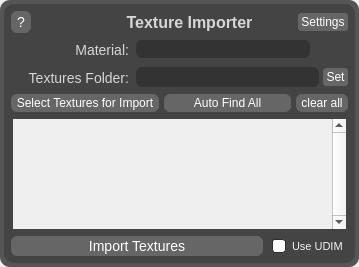
Old version of the form QtDesigner/textureImporter.ui in the repository AnthonyCuse/QuickMaterials.
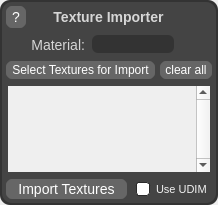
New version of the form. Icons and pictures are not drawn.

Commit message: Enhance material converter and UI components. Added support for PySide6 compatibility in icons_rc.py, improved material conversion features in material_converter.py, and updated UI elements in quick_materials.py and texture_importer.py. Removed deprecated functionality and optimized settings handling. Updated icons and UI layout for better usability.

```diff
--- a/QtDesigner/textureImporter.ui
+++ b/QtDesigner/textureImporter.ui
@@ -6,8 +6,8 @@
    <rect>
     <x>0</x>
     <y>0</y>
-    <width>359</width>
-    <height>267</height>
+    <width>218</width>
+    <height>205</height>
    </rect>
   </property>
   <property name="windowTitle">
@@ -46,7 +46,7 @@
      <property name="styleSheet">
       <string notr="true">QFrame {
     /* Background */
-    background-color:#555555;  /* Dark grey background color */ 
+    background-color:#333333;  /* Dark grey background color */ 
     /* background-image: url('background.png');  /* Optional background image */ 
     /* background-repeat: no-repeat;  /* Prevents the background image from repeating */ 
     /* background-position: center;  /* Centers the background image */ 
@@ -57,7 +57,7 @@
     /* border-style: solid;  /* Border style can be solid, dashed, dotted, etc. */ 
 
     /* Padding and Margin */
-    padding:0px;  /* Inner space between the frame content and its border */ 
+    padding: 0px;  /* Inner space between the frame content and its border */ 
     margin: 0px;  /* Outer space around the frame */ 
     border-radius: 10px;  /* Rounded corners */
     
@@ -91,16 +91,16 @@
        <number>1</number>
       </property>
       <property name="leftMargin">
-       <number>2</number>
+       <number>0</number>
       </property>
       <property name="topMargin">
-       <number>2</number>
+       <number>0</number>
       </property>
       <property name="rightMargin">
-       <number>2</number>
+       <number>0</number>
       </property>
       <property name="bottomMargin">
-       <number>2</number>
+       <number>0</number>
       </property>
       <item>
        <widget class="QFrame" name="textureImporterFrame">
@@ -164,16 +164,16 @@
           <number>1</number>
          </property>
          <property name="leftMargin">
-          <number>3</number>
+          <number>0</number>
          </property>
          <property name="topMargin">
-          <number>3</number>
+          <number>0</number>
          </property>
          <property name="rightMargin">
-          <number>3</number>
+          <number>0</number>
          </property>
          <property name="bottomMargin">
-          <number>3</number>
+          <number>0</number>
          </property>
          <item>
           <layout class="QHBoxLayout" name="horizontalLayout">
@@ -216,24 +216,14 @@
              </property>
             </widget>
            </item>
-           <item>
-            <spacer name="horizontalSpacer">
-             <property name="orientation">
-              <enum>Qt::Horizontal</enum>
-             </property>
-             <property name="sizeType">
-              <enum>QSizePolicy::Fixed</enum>
-             </property>
-             <property name="sizeHint" stdset="0">
-              <size>
-               <width>50</width>
-               <height>20</height>
-              </size>
-             </property>
-            </spacer>
-           </item>
            <item>
             <widget class="QLabel" name="textureImporterTitleLabel">
+             <property name="sizePolicy">
+              <sizepolicy hsizetype="Expanding" vsizetype="Preferred">
+               <horstretch>0</horstretch>
+               <verstretch>0</verstretch>
+              </sizepolicy>
+             </property>
              <property name="font">
               <font>
                <family>Segoe UI</family>
@@ -245,13 +235,13 @@
              <property name="styleSheet">
               <string notr="true">QLabel {
     font-family: 'Segoe UI';  /* Sets the font to Segoe UI */
-    font-size: 16px;  /* Adjust the font size as needed */
+    font-size: 14px;  /* Adjust the font size as needed */
     font-weight: bold;  /* Makes the text bold */
     color: #d6d6d6;  /* White text color */
     /*background-color: #555555;  /* Dark background color */
     border: 0px solid #555555;  /* Optional border with dark grey color */
     border-radius: 8px;  /* Rounded corners */
-    padding: 0px 0px;  /* Padding around the text */
+    padding: -5px 0px;  /* Padding around the text */
 }
 
 QPushButton:hover {
@@ -277,43 +267,20 @@
             </widget>
            </item>
            <item>
-            <widget class="QPushButton" name="textureImporterSettingsButton">
-             <property name="sizePolicy">
-              <sizepolicy hsizetype="Fixed" vsizetype="Fixed">
-               <horstretch>0</horstretch>
-               <verstretch>0</verstretch>
-              </sizepolicy>
+            <spacer name="horizontalSpacer">
+             <property name="orientation">
+              <enum>Qt::Horizontal</enum>
              </property>
-             <property name="styleSheet">
-              <string notr="true">QPushButton {
-    font-family: 'Segoe UI';  /* Sets the font to Segoe UI */
-    font-size: 12px;  /* Adjust the font size as needed */
-    color: #ffffff;  /* White text color */
-    background-color: #666666;  /* Dark background color */
-    border: 2px solid #444444;  /* Optional border with dark grey color */
-    border-radius: 5px;  /* Rounded corners */
-    padding: 2px 3px;  /* Padding around the text */
-
-}
-
-QPushButton:hover {
-    background-color: #888888;  /* Slightly lighter background on hover */
-}
-
-QPushButton:pressed {
-    background-color: #1a1a1a;  /* Darker background when pressed */
-}
-QPushButton:disabled {
-    color: #cccccc;  /* Light grey text color to indicate disabled */
-    border: 1px solid #555555;  /* Optional border with dark grey color */
-    background-color: #4a4a4a;  /* Lighter grey background color for disabled state */
-    color: #666666;  /* White text color */
-}</string>
+             <property name="sizeType">
+              <enum>QSizePolicy::Minimum</enum>
              </property>
-             <property name="text">
-              <string>Settings</string>
+             <property name="sizeHint" stdset="0">
+              <size>
+               <width>26</width>
+               <height>0</height>
+              </size>
              </property>
-            </widget>
+            </spacer>
            </item>
           </layout>
          </item>
@@ -403,21 +370,25 @@
 }
 
 QComboBox::drop-down {
-    border-left: 0px solid #666666;
-    width: 0px;  /* Adjust the size of the drop-down button */
-    background-color: #333333;
-    border-radius: 2px;
-    padding: 0px 0px;
+    subcontrol-origin: padding;
+    subcontrol-position: top right;
+    width: 14px;                   /* Match QDoubleSpinBox arrow width area */
+    border: none;
+    background: transparent;       /* Keep clean look */
+    margin-right: 0px;
+    padding: 0;
 }
 
 QComboBox::down-arrow {
-    image: url(:/arrow-down.png);  /* Use your actual image file or a built-in Qt arrow */
-    width: 10px;  /* Set the width of the arrow */
-    height: 10px;  /* Set the height of the arrow */
+    image: url(&quot;:/icons/arrow_combo_box.png&quot;); 
+    width: 10px; 
+    height: 10px; 
+    margin: 0px 5px -2 0;         /* Matches QDoubleSpinBox arrow alignment */
 }
 
-QComboBox::down-arrow:hover {
-    image: url(:/arrow-down-hover.png);  /* Optional: arrow image for hover state */
+/* Optional pressed / hover variants to match QDoubleSpinBox */
+QComboBox::down-arrow:pressed {
+    image: url(&quot;:/icons/arrow_combo_box.png&quot;);
 }
 
 QComboBox QAbstractItemView {
@@ -467,157 +438,6 @@
            <property name="spacing">
             <number>0</number>
            </property>
-           <item>
-            <widget class="QLabel" name="searchFolderTextLabel">
-             <property name="enabled">
-              <bool>true</bool>
-             </property>
-             <property name="sizePolicy">
-              <sizepolicy hsizetype="Maximum" vsizetype="Preferred">
-               <horstretch>0</horstretch>
-               <verstretch>0</verstretch>
-              </sizepolicy>
-             </property>
-             <property name="minimumSize">
-              <size>
-               <width>0</width>
-               <height>0</height>
-              </size>
-             </property>
-             <property name="maximumSize">
-              <size>
-               <width>125</width>
-               <height>16777215</height>
-              </size>
-             </property>
-             <property name="font">
-              <font>
-               <family>Segoe UI</family>
-               <pointsize>-1</pointsize>
-              </font>
-             </property>
-             <property name="styleSheet">
-              <string notr="true">QLabel {
-    font-family: 'Segoe UI';  /* Sets the font to Segoe UI */
-    font-size: 14px;  /* Adjust the font size as needed */
-    color: #d6d6d6;  /* White text color */
-    /*background-color: #555555;  /* Dark background color */
-    border: 0px solid #555555;  /* Optional border with dark grey color */
-    border-radius: 8px;  /* Rounded corners */
-    padding: 0px 0px;  /* Padding around the text */
-}
-
-QPushButton:hover {
-    background-color: #666666;  /* Slightly lighter background on hover */
-}
-
-QPushButton:pressed {
-    background-color: #1a1a1a;  /* Darker background when pressed */
-}
-QPushButton:disabled {
-    color: #cccccc;  /* Light grey text color to indicate disabled */
-    border: 1px solid #555555;  /* Optional border with dark grey color */
-    background-color: #4a4a4a;  /* Lighter grey background color for disabled state */
-    color: #666666;  /* White text color */
-}</string>
-             </property>
-             <property name="text">
-              <string>Textures Folder:</string>
-             </property>
-             <property name="alignment">
-              <set>Qt::AlignBottom|Qt::AlignRight|Qt::AlignTrailing</set>
-             </property>
-            </widget>
-           </item>
-           <item>
-            <widget class="QLineEdit" name="searchFolderLineEdit">
-             <property name="sizePolicy">
-              <sizepolicy hsizetype="Minimum" vsizetype="Fixed">
-               <horstretch>0</horstretch>
-               <verstretch>0</verstretch>
-              </sizepolicy>
-             </property>
-             <property name="toolTip">
-              <string/>
-             </property>
-             <property name="styleSheet">
-              <string notr="true">QLineEdit {
-    font-family: 'Segoe UI';
-    font-size: 12px;
-    color: #ffffff;
-    background-color: #333333;  /* Retaining the original background color */
-    border: 2px solid #444444;
-    border-radius: 8px;
-    padding: 2px 3px;
-}
-
-QLineEdit:hover {
-    background-color: #222222;
-}
-
-QLineEdit:focus {
-    border: 2px solid #555555;
-    background-color: #44444;
-}
-
-QLabel {
-    font-family: 'Segoe UI';
-    font-size: 14px;  /* Same larger font size as QLineEdit */
-    color: #ffffff;
-    background-color: #444444;  /* Matching background color */
-    border: 2px solid #444444;
-    border-radius: 8px;
-    padding: 4px 5px;
-}
-
-QLabel:hover {
-    background-color: #f5f5f5;
-}</string>
-             </property>
-             <property name="text">
-              <string/>
-             </property>
-            </widget>
-           </item>
-           <item>
-            <widget class="QPushButton" name="searchFolderSetButton">
-             <property name="sizePolicy">
-              <sizepolicy hsizetype="Fixed" vsizetype="Fixed">
-               <horstretch>0</horstretch>
-               <verstretch>0</verstretch>
-              </sizepolicy>
-             </property>
-             <property name="styleSheet">
-              <string notr="true">QPushButton {
-    font-family: 'Segoe UI';  /* Sets the font to Segoe UI */
-    font-size: 12px;  /* Adjust the font size as needed */
-    color: #ffffff;  /* White text color */
-    background-color: #666666;  /* Dark background color */
-    border: 2px solid #444444;  /* Optional border with dark grey color */
-    border-radius: 5px;  /* Rounded corners */
-    padding: 2px 3px;  /* Padding around the text */
-
-}
-
-QPushButton:hover {
-    background-color: #888888;  /* Slightly lighter background on hover */
-}
-
-QPushButton:pressed {
-    background-color: #1a1a1a;  /* Darker background when pressed */
-}
-QPushButton:disabled {
-    color: #cccccc;  /* Light grey text color to indicate disabled */
-    border: 1px solid #555555;  /* Optional border with dark grey color */
-    background-color: #4a4a4a;  /* Lighter grey background color for disabled state */
-    color: #666666;  /* White text color */
-}</string>
-             </property>
-             <property name="text">
-              <string>Set</string>
-             </property>
-            </widget>
-           </item>
           </layout>
          </item>
          <item>
@@ -670,51 +490,6 @@
              </property>
             </widget>
            </item>
-           <item>
-            <widget class="QPushButton" name="autoFindAllButton">
-             <property name="sizePolicy">
-              <sizepolicy hsizetype="Minimum" vsizetype="Fixed">
-               <horstretch>0</horstretch>
-               <verstretch>0</verstretch>
-              </sizepolicy>
-             </property>
-             <property name="font">
-              <font>
-               <family>Segoe UI</family>
-               <pointsize>-1</pointsize>
-              </font>
-             </property>
-             <property name="styleSheet">
-              <string notr="true">QPushButton {
-    font-family: 'Segoe UI';  /* Sets the font to Segoe UI */
-    font-size: 12px;  /* Adjust the font size as needed */
-    color: #ffffff;  /* White text color */
-    background-color: #666666;  /* Dark background color */
-    border: 2px solid #444444;  /* Optional border with dark grey color */
-    border-radius: 8px;  /* Rounded corners */
-    padding: 2px 5px;  /* Padding around the text */
-
-}
-
-QPushButton:hover {
-    background-color: #888888;  /* Slightly lighter background on hover */
-}
-
-QPushButton:pressed {
-    background-color: #1a1a1a;  /* Darker background when pressed */
-}
-QPushButton:disabled {
-    color: #cccccc;  /* Light grey text color to indicate disabled */
-    border: 1px solid #555555;  /* Optional border with dark grey color */
-    background-color: #4a4a4a;  /* Lighter grey background color for disabled state */
-    color: #666666;  /* White text color */
-}</string>
-             </property>
-             <property name="text">
-              <string>Auto Find All</string>
-             </property>
-            </widget>
-           </item>
            <item>
             <widget class="QPushButton" name="clearAllButton">
              <property name="sizePolicy">
@@ -775,8 +550,8 @@
              <rect>
               <x>0</x>
               <y>0</y>
-              <width>316</width>
-              <height>92</height>
+              <width>185</width>
+              <height>69</height>
              </rect>
             </property>
             <layout class="QVBoxLayout" name="verticalLayout_6"/>
```
The commit also changes 17 other files.
